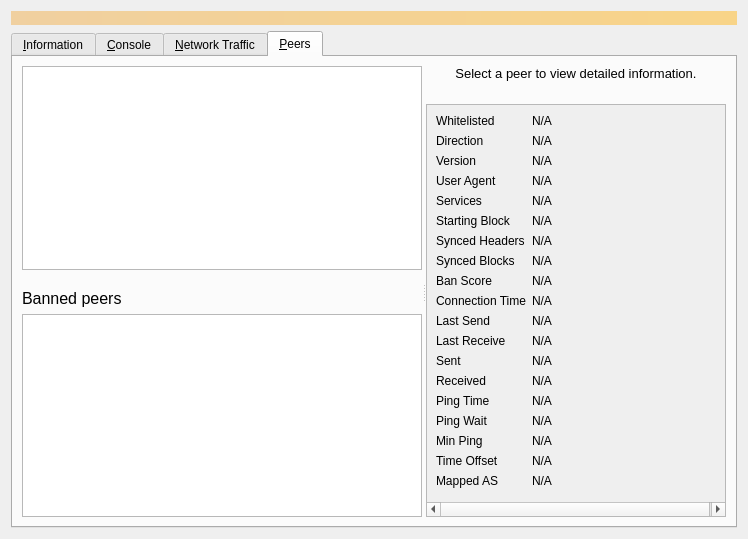
Qt form src/qt/forms/debugwindow.ui (Runebase/runebase) before a commit.
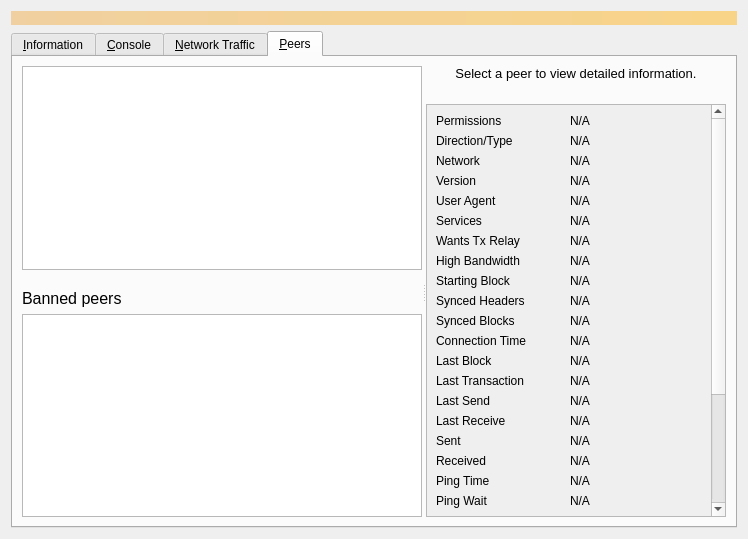
The same form after that commit. The open tabs and pages were chosen to show the change. Icons and pictures are not drawn. Custom widgets are drawn as their Qt base class.

What changed in the file:
```diff
--- a/src/qt/forms/debugwindow.ui
+++ b/src/qt/forms/debugwindow.ui
@@ -1081,17 +1081,11 @@
                 <height>432</height>
                </rect>
               </property>
-              <property name="minimumSize">
-               <size>
-                <width>300</width>
-                <height>0</height>
-               </size>
-              </property>
               <layout class="QGridLayout" name="gridLayout_2" columnstretch="0,1">
                <item row="0" column="0">
                 <widget class="QLabel" name="label_30">
                  <property name="text">
-                  <string>Whitelisted</string>
+                  <string>Permissions</string>
                  </property>
                 </widget>
                </item>
@@ -1114,7 +1108,7 @@
                <item row="1" column="0">
                 <widget class="QLabel" name="label_23">
                  <property name="text">
-                  <string>Direction</string>
+                  <string>Direction/Type</string>
                  </property>
                 </widget>
                </item>
@@ -1135,13 +1129,39 @@
                 </widget>
                </item>
                <item row="2" column="0">
+                <widget class="QLabel" name="peerNetworkLabel">
+                 <property name="toolTip">
+                  <string>The network protocol this peer is connected through: IPv4, IPv6, Onion, I2P, or CJDNS.</string>
+                 </property>
+                 <property name="text">
+                  <string>Network</string>
+                 </property>
+                </widget>
+               </item>
+               <item row="2" column="1">
+                <widget class="QLabel" name="peerNetwork">
+                 <property name="cursor">
+                  <cursorShape>IBeamCursor</cursorShape>
+                 </property>
+                 <property name="text">
+                  <string>N/A</string>
+                 </property>
+                 <property name="textFormat">
+                  <enum>Qt::PlainText</enum>
+                 </property>
+                 <property name="textInteractionFlags">
+                  <set>Qt::LinksAccessibleByMouse|Qt::TextSelectableByMouse</set>
+                 </property>
+                </widget>
+               </item>
+               <item row="3" column="0">
                 <widget class="QLabel" name="label_21">
                  <property name="text">
                   <string>Version</string>
                  </property>
                 </widget>
                </item>
-               <item row="2" column="1">
+               <item row="3" column="1">
                 <widget class="QLabel" name="peerVersion">
                  <property name="cursor">
                   <cursorShape>IBeamCursor</cursorShape>
@@ -1157,14 +1177,14 @@
                  </property>
                 </widget>
                </item>
-               <item row="3" column="0">
+               <item row="4" column="0">
                 <widget class="QLabel" name="label_28">
                  <property name="text">
                   <string>User Agent</string>
                  </property>
                 </widget>
                </item>
-               <item row="3" column="1">
+               <item row="4" column="1">
                 <widget class="QLabel" name="peerSubversion">
                  <property name="cursor">
                   <cursorShape>IBeamCursor</cursorShape>
@@ -1180,14 +1200,14 @@
                  </property>
                 </widget>
                </item>
-               <item row="4" column="0">
+               <item row="5" column="0">
                 <widget class="QLabel" name="label_4">
                  <property name="text">
                   <string>Services</string>
                  </property>
                 </widget>
                </item>
-               <item row="4" column="1">
+               <item row="5" column="1">
                 <widget class="QLabel" name="peerServices">
                  <property name="cursor">
                   <cursorShape>IBeamCursor</cursorShape>
@@ -1198,19 +1218,74 @@
                  <property name="textFormat">
                   <enum>Qt::PlainText</enum>
                  </property>
+                 <property name="wordWrap">
+                  <bool>true</bool>
+                 </property>
                  <property name="textInteractionFlags">
                   <set>Qt::LinksAccessibleByMouse|Qt::TextSelectableByMouse</set>
                  </property>
                 </widget>
                </item>
-               <item row="5" column="0">
+               <item row="6" column="0">
+                <widget class="QLabel" name="peerRelayTxesLabel">
+                 <property name="toolTip">
+                  <string>Whether the peer requested us to relay transactions.</string>
+                 </property>
+                 <property name="text">
+                  <string>Wants Tx Relay</string>
+                 </property>
+                </widget>
+               </item>
+               <item row="6" column="1">
+                <widget class="QLabel" name="peerRelayTxes">
+                 <property name="cursor">
+                  <cursorShape>IBeamCursor</cursorShape>
+                 </property>
+                 <property name="text">
+                  <string>N/A</string>
+                 </property>
+                 <property name="textFormat">
+                  <enum>Qt::PlainText</enum>
+                 </property>
+                 <property name="textInteractionFlags">
+                  <set>Qt::LinksAccessibleByMouse|Qt::TextSelectableByMouse</set>
+                 </property>
+                </widget>
+               </item>
+               <item row="7" column="0">
+                <widget class="QLabel" name="peerHighBandwidthLabel">
+                 <property name="toolTip">
+                  <string>High bandwidth BIP152 compact block relay: %1</string>
+                 </property>
+                 <property name="text">
+                  <string>High Bandwidth</string>
+                 </property>
+                </widget>
+               </item>
+               <item row="7" column="1">
+                <widget class="QLabel" name="peerHighBandwidth">
+                 <property name="cursor">
+                  <cursorShape>IBeamCursor</cursorShape>
+                 </property>
+                 <property name="text">
+                  <string>N/A</string>
+                 </property>
+                 <property name="textFormat">
+                  <enum>Qt::PlainText</enum>
+                 </property>
+                 <property name="textInteractionFlags">
+                  <set>Qt::LinksAccessibleByMouse|Qt::TextSelectableByMouse</set>
+                 </property>
+                </widget>
+               </item>
+               <item row="8" column="0">
                 <widget class="QLabel" name="label_29">
                  <property name="text">
                   <string>Starting Block</string>
                  </property>
                 </widget>
                </item>
-               <item row="5" column="1">
+               <item row="8" column="1">
                 <widget class="QLabel" name="peerHeight">
                  <property name="cursor">
                   <cursorShape>IBeamCursor</cursorShape>
@@ -1226,14 +1301,14 @@
                  </property>
                 </widget>
                </item>
-               <item row="6" column="0">
+               <item row="9" column="0">
                 <widget class="QLabel" name="label_27">
                  <property name="text">
                   <string>Synced Headers</string>
                  </property>
                 </widget>
                </item>
-               <item row="6" column="1">
+               <item row="9" column="1">
                 <widget class="QLabel" name="peerSyncHeight">
                  <property name="cursor">
                   <cursorShape>IBeamCursor</cursorShape>
@@ -1249,14 +1324,14 @@
                  </property>
                 </widget>
                </item>
-               <item row="7" column="0">
+               <item row="10" column="0">
                 <widget class="QLabel" name="label_25">
                  <property name="text">
                   <string>Synced Blocks</string>
                  </property>
                 </widget>
                </item>
-               <item row="7" column="1">
+               <item row="10" column="1">
                 <widget class="QLabel" name="peerCommonHeight">
                  <property name="cursor">
                   <cursorShape>IBeamCursor</cursorShape>
@@ -1272,37 +1347,14 @@
                  </property>
                 </widget>
                </item>
-               <item row="8" column="0">
-                <widget class="QLabel" name="label_24">
-                 <property name="text">
-                  <string>Ban Score</string>
-                 </property>
-                </widget>
-               </item>
-               <item row="8" column="1">
-                <widget class="QLabel" name="peerBanScore">
-                 <property name="cursor">
-                  <cursorShape>IBeamCursor</cursorShape>
-                 </property>
-                 <property name="text">
-                  <string>N/A</string>
-                 </property>
-                 <property name="textFormat">
-                  <enum>Qt::PlainText</enum>
-                 </property>
-                 <property name="textInteractionFlags">
-                  <set>Qt::LinksAccessibleByMouse|Qt::TextSelectableByMouse</set>
-                 </property>
-                </widget>
-               </item>
-               <item row="9" column="0">
+               <item row="11" column="0">
                 <widget class="QLabel" name="label_22">
                  <property name="text">
                   <string>Connection Time</string>
                  </property>
                 </widget>
                </item>
-               <item row="9" column="1">
+               <item row="11" column="1">
                 <widget class="QLabel" name="peerConnTime">
                  <property name="cursor">
                   <cursorShape>IBeamCursor</cursorShape>
@@ -1318,14 +1370,66 @@
                  </property>
                 </widget>
                </item>
-               <item row="10" column="0">
+               <item row="12" column="0">
+                <widget class="QLabel" name="peerLastBlockLabel">
+                 <property name="toolTip">
+                  <string>Elapsed time since a novel block passing initial validity checks was received from this peer.</string>
+                 </property>
+                 <property name="text">
+                  <string>Last Block</string>
+                 </property>
+                </widget>
+               </item>
+               <item row="12" column="1">
+                <widget class="QLabel" name="peerLastBlock">
+                 <property name="cursor">
+                  <cursorShape>IBeamCursor</cursorShape>
+                 </property>
+                 <property name="text">
+                  <string>N/A</string>
+                 </property>
+                 <property name="textFormat">
+                  <enum>Qt::PlainText</enum>
+                 </property>
+                 <property name="textInteractionFlags">
+                  <set>Qt::LinksAccessibleByMouse|Qt::TextSelectableByMouse</set>
+                 </property>
+                </widget>
+               </item>
+               <item row="13" column="0">
+                <widget class="QLabel" name="peerLastTxLabel">
+                 <property name="toolTip">
+                  <string extracomment="Tooltip text for the Last Transaction field in the peer details area.">Elapsed time since a novel transaction accepted into our mempool was received from this peer.</string>
+                 </property>
+                 <property name="text">
+                  <string>Last Transaction</string>
+                 </property>
+                </widget>
+               </item>
+               <item row="13" column="1">
+                <widget class="QLabel" name="peerLastTx">
+                 <property name="cursor">
+                  <cursorShape>IBeamCursor</cursorShape>
+                 </property>
+                 <property name="text">
+                  <string>N/A</string>
+                 </property>
+                 <property name="textFormat">
+                  <enum>Qt::PlainText</enum>
+                 </property>
+                 <property name="textInteractionFlags">
+                  <set>Qt::LinksAccessibleByMouse|Qt::TextSelectableByMouse</set>
+                 </property>
+                </widget>
+               </item>
+               <item row="14" column="0">
                 <widget class="QLabel" name="label_15">
                  <property name="text">
                   <string>Last Send</string>
                  </property>
                 </widget>
                </item>
-               <item row="10" column="1">
+               <item row="14" column="1">
                 <widget class="QLabel" name="peerLastSend">
                  <property name="cursor">
                   <cursorShape>IBeamCursor</cursorShape>
@@ -1341,14 +1445,14 @@
                  </property>
                 </widget>
                </item>
-               <item row="11" column="0">
+               <item row="15" column="0">
                 <widget class="QLabel" name="label_19">
                  <property name="text">
                   <string>Last Receive</string>
                  </property>
                 </widget>
                </item>
-               <item row="11" column="1">
+               <item row="15" column="1">
                 <widget class="QLabel" name="peerLastRecv">
                  <property name="cursor">
                   <cursorShape>IBeamCursor</cursorShape>
@@ -1364,14 +1468,14 @@
                  </property>
                 </widget>
                </item>
-               <item row="12" column="0">
+               <item row="16" column="0">
                 <widget class="QLabel" name="label_18">
                  <property name="text">
                   <string>Sent</string>
                  </property>
                 </widget>
                </item>
-               <item row="12" column="1">
+               <item row="16" column="1">
                 <widget class="QLabel" name="peerBytesSent">
                  <property name="cursor">
                   <cursorShape>IBeamCursor</cursorShape>
@@ -1387,14 +1491,14 @@
                  </property>
                 </widget>
                </item>
-               <item row="13" column="0">
+               <item row="17" column="0">
                 <widget class="QLabel" name="label_20">
                  <property name="text">
                   <string>Received</string>
                  </property>
                 </widget>
                </item>
-               <item row="13" column="1">
+               <item row="17" column="1">
                 <widget class="QLabel" name="peerBytesRecv">
                  <property name="cursor">
                   <cursorShape>IBeamCursor</cursorShape>
@@ -1410,14 +1514,14 @@
                  </property>
                 </widget>
                </item>
-               <item row="14" column="0">
+               <item row="18" column="0">
                 <widget class="QLabel" name="label_26">
                  <property name="text">
                   <string>Ping Time</string>
                  </property>
                 </widget>
                </item>
-               <item row="14" column="1">
+               <item row="18" column="1">
                 <widget class="QLabel" name="peerPingTime">
                  <property name="cursor">
                   <cursorShape>IBeamCursor</cursorShape>
@@ -1433,7 +1537,7 @@
                  </property>
                 </widget>
                </item>
-               <item row="15" column="0">
+               <item row="19" column="0">
                 <widget class="QLabel" name="peerPingWaitLabel">
                  <property name="toolTip">
                   <string>The duration of a currently outstanding ping.</string>
@@ -1443,7 +1547,7 @@
                  </property>
                 </widget>
                </item>
-               <item row="15" column="1">
+               <item row="19" column="1">
                 <widget class="QLabel" name="peerPingWait">
                  <property name="cursor">
                   <cursorShape>IBeamCursor</cursorShape>
@@ -1459,14 +1563,14 @@
                  </property>
                 </widget>
                </item>
-               <item row="16" column="0">
+               <item row="20" column="0">
                 <widget class="QLabel" name="peerMinPingLabel">
                  <property name="text">
                   <string>Min Ping</string>
                  </property>
                 </widget>
                </item>
-               <item row="16" column="1">
+               <item row="20" column="1">
                 <widget class="QLabel" name="peerMinPing">
                  <property name="cursor">
                   <cursorShape>IBeamCursor</cursorShape>
@@ -1482,14 +1586,14 @@
                  </property>
                 </widget>
                </item>
-               <item row="17" column="0">
+               <item row="21" column="0">
                 <widget class="QLabel" name="label_timeoffset">
                  <property name="text">
                   <string>Time Offset</string>
                  </property>
                 </widget>
                </item>
-               <item row="17" column="1">
+               <item row="21" column="1">
                 <widget class="QLabel" name="timeoffset">
                  <property name="cursor">
                   <cursorShape>IBeamCursor</cursorShape>
@@ -1505,7 +1609,7 @@
                  </property>
                 </widget>
                </item>
-               <item row="18" column="0">
+               <item row="22" column="0">
                 <widget class="QLabel" name="peerMappedASLabel">
                  <property name="toolTip">
                   <string>The mapped Autonomous System used for diversifying peer selection.</string>
@@ -1515,7 +1619,7 @@
                  </property>
                 </widget>
                </item>
-               <item row="18" column="1">
+               <item row="22" column="1">
                 <widget class="QLabel" name="peerMappedAS">
                  <property name="cursor">
                   <cursorShape>IBeamCursor</cursorShape>
@@ -1531,7 +1635,85 @@
                  </property>
                 </widget>
                </item>
-               <item row="19" column="0">
+               <item row="23" column="0">
+                <widget class="QLabel" name="peerAddrRelayEnabledLabel">
+                 <property name="toolTip">
+                  <string extracomment="Tooltip text for the Address Relay field in the peer details area.">Whether we relay addresses to this peer.</string>
+                 </property>
+                 <property name="text">
+                  <string>Address Relay</string>
+                 </property>
+                </widget>
+               </item>
+               <item row="23" column="1">
+                <widget class="QLabel" name="peerAddrRelayEnabled">
+                 <property name="cursor">
+                  <cursorShape>IBeamCursor</cursorShape>
+                 </property>
+                 <property name="text">
+                  <string>N/A</string>
+                 </property>
+                 <property name="textFormat">
+                  <enum>Qt::PlainText</enum>
+                 </property>
+                 <property name="textInteractionFlags">
+                  <set>Qt::LinksAccessibleByMouse|Qt::TextSelectableByKeyboard|Qt::TextSelectableByMouse</set>
+                 </property>
+                </widget>
+               </item>
+               <item row="24" column="0">
+                <widget class="QLabel" name="peerAddrProcessedLabel">
+                 <property name="toolTip">
+                  <string extracomment="Tooltip text for the Addresses Processed field in the peer details area.">Total number of addresses processed, excluding those dropped due to rate-limiting.</string>
+                 </property>
+                 <property name="text">
+                  <string>Addresses Processed</string>
+                 </property>
+                </widget>
+               </item>
+               <item row="24" column="1">
+                <widget class="QLabel" name="peerAddrProcessed">
+                 <property name="cursor">
+                  <cursorShape>IBeamCursor</cursorShape>
+                 </property>
+                 <property name="text">
+                  <string>N/A</string>
+                 </property>
+                 <property name="textFormat">
+                  <enum>Qt::PlainText</enum>
+                 </property>
+                 <property name="textInteractionFlags">
+                  <set>Qt::LinksAccessibleByMouse|Qt::TextSelectableByKeyboard|Qt::TextSelectableByMouse</set>
+                 </property>
+                </widget>
+               </item>
+               <item row="25" column="0">
+                <widget class="QLabel" name="peerAddrRateLimitedLabel">
+                 <property name="toolTip">
+                  <string extracomment="Tooltip text for the Addresses Rate-Limited field in the peer details area.">Total number of addresses dropped due to rate-limiting.</string>
+                 </property>
+                 <property name="text">
+                  <string>Addresses Rate-Limited</string>
+                 </property>
+                </widget>
+               </item>
+               <item row="25" column="1">
+                <widget class="QLabel" name="peerAddrRateLimited">
+                 <property name="cursor">
+                  <cursorShape>IBeamCursor</cursorShape>
+                 </property>
+                 <property name="text">
+                  <string>N/A</string>
+                 </property>
+                 <property name="textFormat">
+                  <enum>Qt::PlainText</enum>
+                 </property>
+                 <property name="textInteractionFlags">
+                  <set>Qt::LinksAccessibleByMouse|Qt::TextSelectableByKeyboard|Qt::TextSelectableByMouse</set>
+                 </property>
+                </widget>
+               </item>
+               <item row="26" column="0">
                 <spacer name="verticalSpacer_3">
                  <property name="orientation">
                   <enum>Qt::Vertical</enum>
```
Left out of the diff: 145 changed lines with no effect on the pictures.
